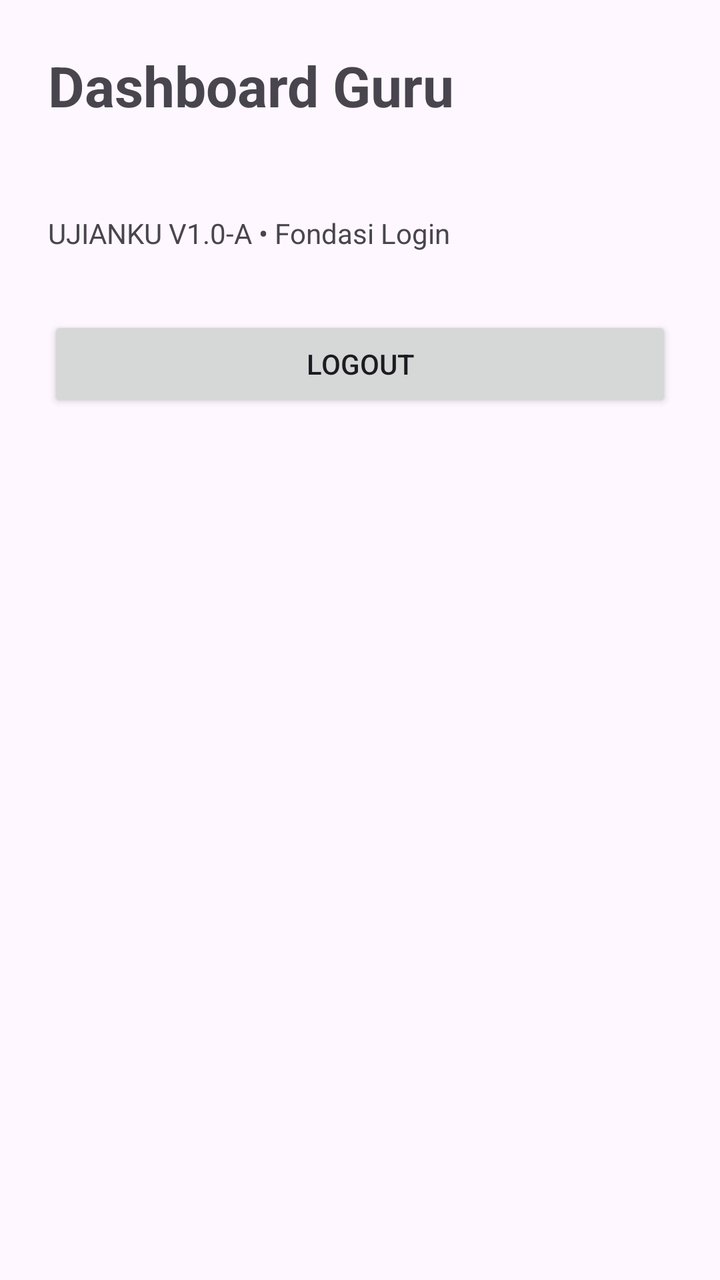
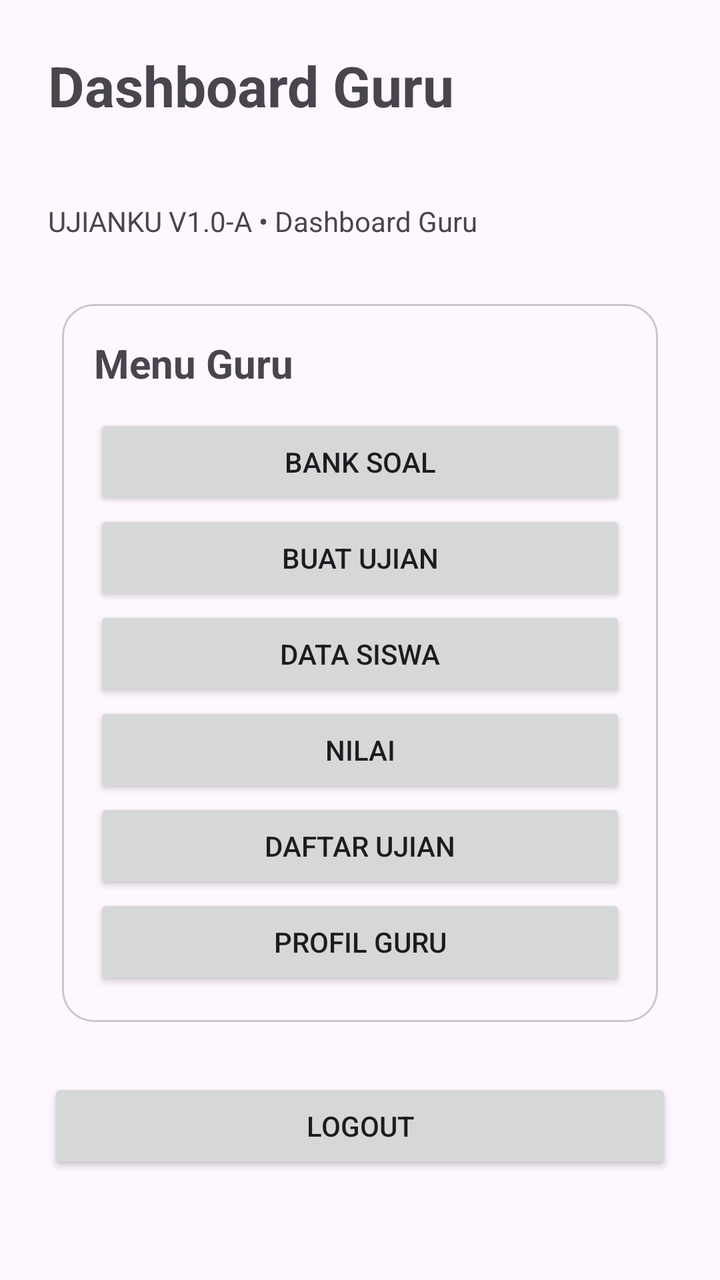

Compare the two renders of this Android layout. The source of the first and the diff that turns it into the second are given below.
<!-- AndroidManifest.xml: application theme Theme.UJIANKU -->
<!-- res/layout/activity_dashboard.xml -->
<?xml version="1.0" encoding="utf-8"?>
<LinearLayout xmlns:android="http://schemas.android.com/apk/res/android"
    android:layout_width="match_parent" android:layout_height="match_parent"
    android:orientation="vertical" android:padding="24dp">
    <TextView android:layout_width="wrap_content" android:layout_height="wrap_content"
        android:text="Dashboard Guru" android:textSize="28sp" android:textStyle="bold"/>
    <TextView android:id="@+id/userEmailText" android:layout_width="match_parent" android:layout_height="wrap_content"
        android:textSize="16sp" android:layout_marginTop="16dp"/>
    <TextView android:layout_width="match_parent" android:layout_height="wrap_content"
        android:text="UJIANKU V1.0-A • Fondasi Login" android:layout_marginTop="8dp"/>
    <Button android:id="@+id/logoutButton" android:layout_width="match_parent" android:layout_height="wrap_content"
        android:text="LOGOUT" android:layout_marginTop="32dp"/>
</LinearLayout>
<!-- resources referenced by this layout -->
<resources>
  <style name="Theme.UJIANKU" parent="Theme.Material3.DayNight.NoActionBar">
          <item name="colorPrimary">@color/primary</item>
          <item name="colorOnPrimary">@color/on_primary</item>
          <item name="android:statusBarColor">@android:color/transparent</item>
          <item name="android:navigationBarColor">@android:color/black</item>
      </style>
  <color name="primary">#6750A4</color>
  <color name="on_primary">#FFFFFF</color>
</resources>

<!-- the commit's change to res/layout/activity_dashboard.xml (unified diff, before → after) -->
@@ -1,13 +1,103 @@
 <?xml version="1.0" encoding="utf-8"?>
-<LinearLayout xmlns:android="http://schemas.android.com/apk/res/android"
-    android:layout_width="match_parent" android:layout_height="match_parent"
-    android:orientation="vertical" android:padding="24dp">
-    <TextView android:layout_width="wrap_content" android:layout_height="wrap_content"
-        android:text="Dashboard Guru" android:textSize="28sp" android:textStyle="bold"/>
-    <TextView android:id="@+id/userEmailText" android:layout_width="match_parent" android:layout_height="wrap_content"
-        android:textSize="16sp" android:layout_marginTop="16dp"/>
-    <TextView android:layout_width="match_parent" android:layout_height="wrap_content"
-        android:text="UJIANKU V1.0-A • Fondasi Login" android:layout_marginTop="8dp"/>
-    <Button android:id="@+id/logoutButton" android:layout_width="match_parent" android:layout_height="wrap_content"
-        android:text="LOGOUT" android:layout_marginTop="32dp"/>
-</LinearLayout>
+<ScrollView xmlns:android="http://schemas.android.com/apk/res/android"
+    xmlns:app="http://schemas.android.com/apk/res-auto"
+    android:layout_width="match_parent"
+    android:layout_height="match_parent"
+    android:fillViewport="true">
+
+    <LinearLayout
+        android:layout_width="match_parent"
+        android:layout_height="wrap_content"
+        android:orientation="vertical"
+        android:padding="24dp">
+
+        <TextView
+            android:layout_width="wrap_content"
+            android:layout_height="wrap_content"
+            android:text="Dashboard Guru"
+            android:textSize="28sp"
+            android:textStyle="bold" />
+
+        <TextView
+            android:id="@+id/userEmailText"
+            android:layout_width="match_parent"
+            android:layout_height="wrap_content"
+            android:layout_marginTop="12dp"
+            android:textSize="16sp" />
+
+        <TextView
+            android:layout_width="match_parent"
+            android:layout_height="wrap_content"
+            android:layout_marginTop="6dp"
+            android:text="UJIANKU V1.0-A • Dashboard Guru"
+            android:textSize="14sp" />
+
+        <com.google.android.material.card.MaterialCardView
+            android:layout_width="match_parent"
+            android:layout_height="wrap_content"
+            android:layout_marginTop="24dp"
+            app:cardCornerRadius="16dp"
+            app:cardUseCompatPadding="true">
+
+            <LinearLayout
+                android:layout_width="match_parent"
+                android:layout_height="wrap_content"
+                android:orientation="vertical"
+                android:padding="16dp">
+
+                <TextView
+                    android:layout_width="wrap_content"
+                    android:layout_height="wrap_content"
+                    android:text="Menu Guru"
+                    android:textSize="20sp"
+                    android:textStyle="bold" />
+
+                <Button
+                    android:id="@+id/menuBankSoal"
+                    android:layout_width="match_parent"
+                    android:layout_height="wrap_content"
+                    android:layout_marginTop="12dp"
+                    android:text="BANK SOAL" />
+
+                <Button
+                    android:id="@+id/menuBuatUjian"
+                    android:layout_width="match_parent"
+                    android:layout_height="wrap_content"
+                    android:text="BUAT UJIAN" />
+
+                <Button
+                    android:id="@+id/menuDataSiswa"
+                    android:layout_width="match_parent"
+                    android:layout_height="wrap_content"
+                    android:text="DATA SISWA" />
+
+                <Button
+                    android:id="@+id/menuNilai"
+                    android:layout_width="match_parent"
+                    android:layout_height="wrap_content"
+                    android:text="NILAI" />
+
+                <Button
+                    android:id="@+id/menuDaftarUjian"
+                    android:layout_width="match_parent"
+                    android:layout_height="wrap_content"
+                    android:text="DAFTAR UJIAN" />
+
+                <Button
+                    android:id="@+id/menuProfil"
+                    android:layout_width="match_parent"
+                    android:layout_height="wrap_content"
+                    android:text="PROFIL GURU" />
+
+            </LinearLayout>
+        </com.google.android.material.card.MaterialCardView>
+
+        <Button
+            android:id="@+id/logoutButton"
+            android:layout_width="match_parent"
+            android:layout_height="wrap_content"
+            android:layout_marginTop="20dp"
+            android:text="LOGOUT" />
+
+    </LinearLayout>
+</ScrollView>
